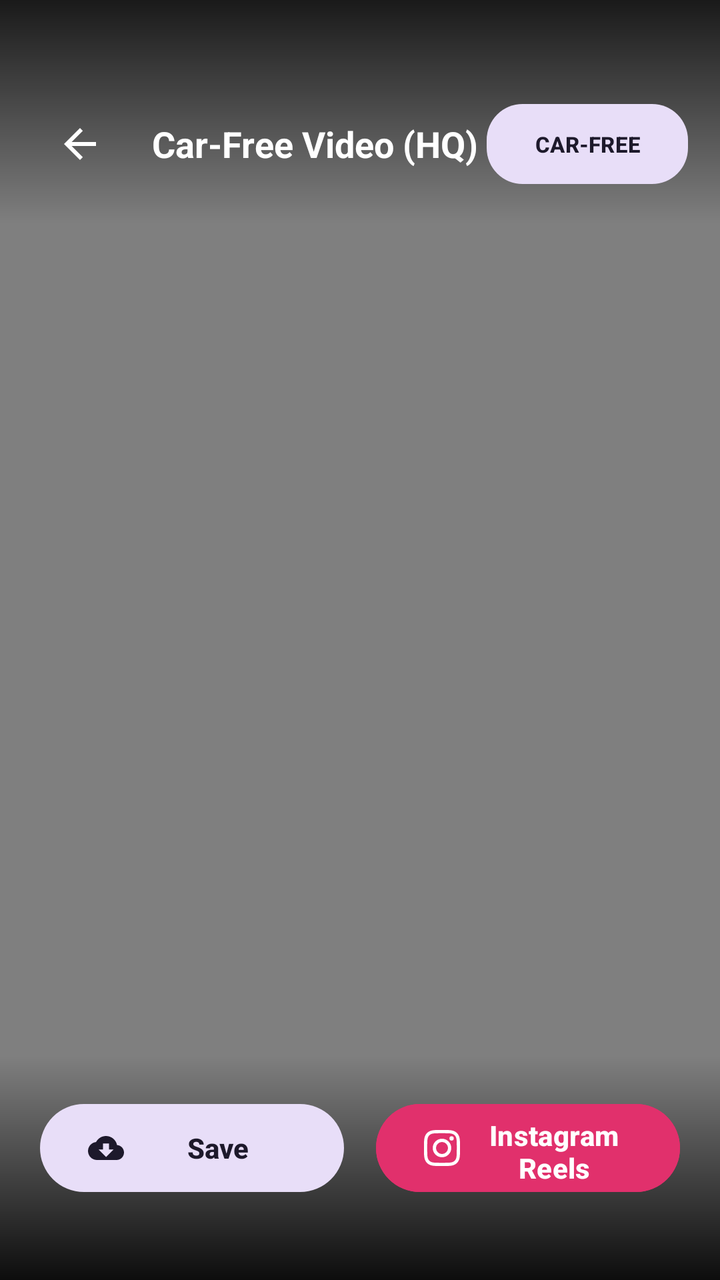
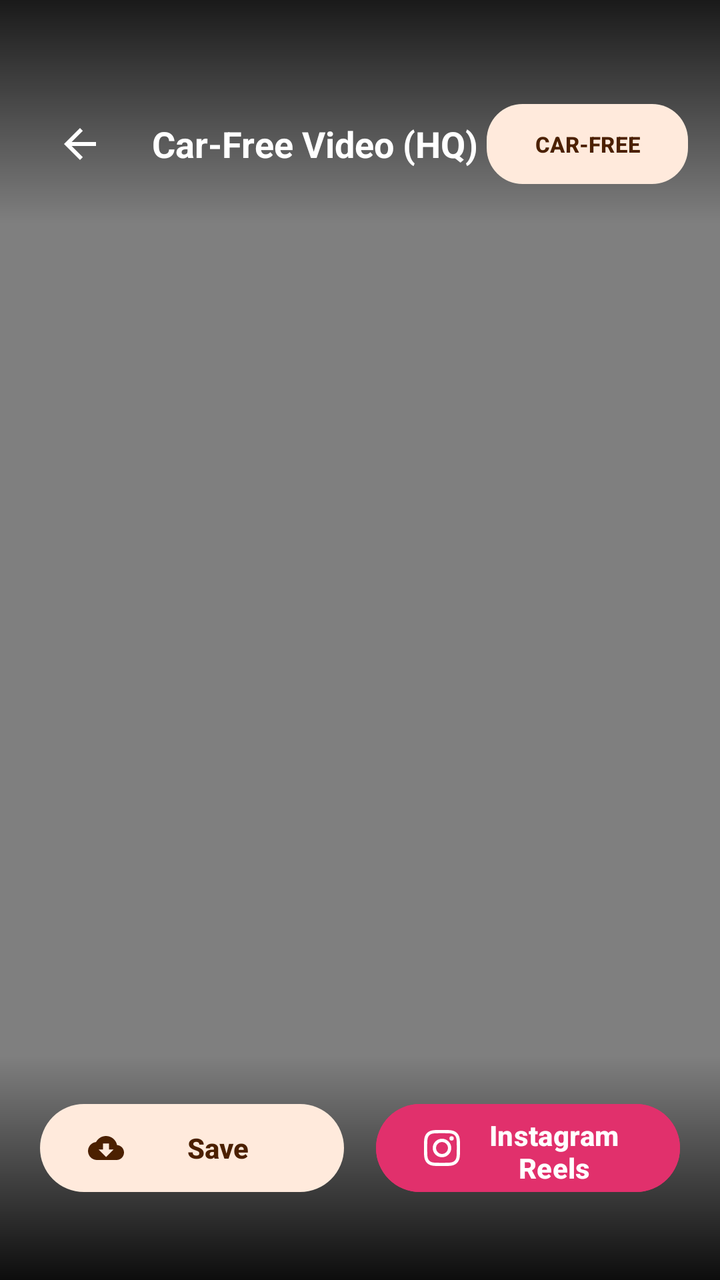

Compare the two renders of this Android layout. The source of the first and the diff that turns it into the second are given below.
<!-- AndroidManifest.xml: activity theme Theme.AndroidKorrektur -->
<!-- res/layout/activity_video_preview.xml -->
<?xml version="1.0" encoding="utf-8"?>
<androidx.constraintlayout.widget.ConstraintLayout xmlns:android="http://schemas.android.com/apk/res/android"
    xmlns:app="http://schemas.android.com/apk/res-auto"
    xmlns:tools="http://schemas.android.com/tools"
    android:layout_width="match_parent"
    android:layout_height="match_parent"
    android:background="#0A0A0E">

    
    <VideoView
        android:id="@+id/videoView"
        android:layout_width="0dp"
        android:layout_height="0dp"
        app:layout_constraintBottom_toBottomOf="parent"
        app:layout_constraintEnd_toEndOf="parent"
        app:layout_constraintStart_toStartOf="parent"
        app:layout_constraintTop_toTopOf="parent" />

    
    <LinearLayout
        android:id="@+id/topBar"
        android:layout_width="match_parent"
        android:layout_height="wrap_content"
        android:paddingHorizontal="16dp"
        android:paddingTop="48dp"
        android:paddingBottom="16dp"
        android:gravity="center_vertical"
        android:orientation="horizontal"
        android:background="@drawable/shape_gradient_scrim_top"
        app:layout_constraintTop_toTopOf="parent">

        <ImageButton
            android:id="@+id/btnBack"
            android:layout_width="48dp"
            android:layout_height="48dp"
            android:background="?attr/selectableItemBackgroundBorderless"
            android:contentDescription="@string/cd_back"
            android:src="@drawable/ic_arrow_back"
            app:tint="#FFFFFF" />

        <TextView
            android:layout_width="0dp"
            android:layout_height="wrap_content"
            android:layout_marginStart="12dp"
            android:layout_weight="1"
            android:text="@string/video_title"
            android:textColor="#FFFFFF"
            android:textSize="18sp"
            android:textStyle="bold" />

        
        <com.google.android.material.button.MaterialButton
            android:id="@+id/btnToggleSource"
            style="@style/Widget.Material3.Button.TonalButton"
            android:layout_width="wrap_content"
            android:layout_height="48dp"
            android:text="@string/video_btn_car_free"
            android:textSize="11sp"
            android:textStyle="bold"
            app:cornerRadius="18dp" />
    </LinearLayout>

    
    <LinearLayout
        android:id="@+id/processingContainer"
        android:layout_width="0dp"
        android:layout_height="wrap_content"
        android:layout_marginHorizontal="32dp"
        android:background="@drawable/shape_bottom_dock"
        android:gravity="center"
        android:orientation="vertical"
        android:padding="24dp"
        android:visibility="gone"
        app:layout_constraintBottom_toBottomOf="parent"
        app:layout_constraintEnd_toEndOf="parent"
        app:layout_constraintStart_toStartOf="parent"
        app:layout_constraintTop_toTopOf="parent">

        <ProgressBar
            android:id="@+id/progressBar"
            style="?android:attr/progressBarStyleHorizontal"
            android:layout_width="match_parent"
            android:layout_height="8dp"
            android:max="100"
            android:progress="0"
            android:progressTint="#38BDF8" />

        <TextView
            android:id="@+id/tvProgressStage"
            android:layout_width="wrap_content"
            android:layout_height="wrap_content"
            android:layout_marginTop="16dp"
            android:text="@string/video_inpainting_progress"
            android:textColor="#FFFFFF"
            android:textSize="14sp"
            android:textStyle="bold" />

        <TextView
            android:id="@+id/tvProgressPercent"
            android:layout_width="wrap_content"
            android:layout_height="wrap_content"
            android:layout_marginTop="4dp"
            android:text="@string/video_progress_zero"
            android:textColor="#94A3B8"
            android:textSize="12sp" />
    </LinearLayout>

    
    <LinearLayout
        android:id="@+id/bottomDock"
        android:layout_width="match_parent"
        android:layout_height="wrap_content"
        android:orientation="vertical"
        android:paddingHorizontal="20dp"
        android:paddingTop="20dp"
        android:paddingBottom="40dp"
        android:background="@drawable/shape_gradient_scrim_bottom"
        app:layout_constraintBottom_toBottomOf="parent">

        
        <LinearLayout
            android:layout_width="match_parent"
            android:layout_height="wrap_content"
            android:gravity="center"
            android:orientation="horizontal">

            <com.google.android.material.button.MaterialButton
                android:id="@+id/btnSaveGallery"
                style="@style/Widget.Material3.Button.TonalButton"
                android:layout_width="0dp"
                android:layout_height="52dp"
                android:layout_marginEnd="8dp"
                android:layout_weight="1"
                android:text="@string/btn_save"
                android:textStyle="bold"
                app:cornerRadius="26dp"
                app:icon="@drawable/ic_download" />

            <com.google.android.material.button.MaterialButton
                android:id="@+id/btnShareReels"
                style="@style/Widget.Material3.Button"
                android:layout_width="0dp"
                android:layout_height="52dp"
                android:layout_marginStart="8dp"
                android:layout_weight="1"
                android:backgroundTint="#E1306C"
                android:text="@string/btn_share_instagram"
                android:textColor="#FFFFFF"
                android:textStyle="bold"
                app:cornerRadius="26dp"
                app:icon="@drawable/ic_instagram"
                app:iconTint="#FFFFFF" />
        </LinearLayout>
    </LinearLayout>

</androidx.constraintlayout.widget.ConstraintLayout>
<!-- resources referenced by this layout -->
<resources>
  <!-- drawable ic_arrow_back (drawable) -->
  <vector xmlns:android="http://schemas.android.com/apk/res/android"
      android:width="24dp"
      android:height="24dp"
      android:viewportWidth="24"
      android:viewportHeight="24">
    <path
        android:fillColor="#FFFFFFFF"
        android:pathData="M20,11H7.83l5.59,-5.59L12,4l-8,8 8,8 1.41,-1.41L7.83,13H20v-2z"/>
  </vector>
  <!-- drawable ic_download (drawable) -->
  <vector xmlns:android="http://schemas.android.com/apk/res/android"
      android:width="24dp"
      android:height="24dp"
      android:viewportWidth="24"
      android:viewportHeight="24">
    <path
        android:fillColor="#FFFFFFFF"
        android:pathData="M19.35,10.04C18.67,6.59 15.64,4 12,4 9.11,4 6.6,5.64 5.35,8.04 2.34,8.36 0,10.91 0,14c0,3.31 2.69,6 6,6h13c2.76,0 5,-2.24 5,-5 0,-2.64 -2.05,-4.78 -4.65,-4.96zM17,13l-5,5 -5,-5h3V9h4v4h3z"/>
  </vector>
  <!-- drawable shape_bottom_dock (drawable) -->
  <?xml version="1.0" encoding="utf-8"?>
  <shape xmlns:android="http://schemas.android.com/apk/res/android">
      <solid android:color="#D916161E" />
      <corners android:radius="20dp" />
      <stroke
          android:width="1dp"
          android:color="#33FFFFFF" />
  </shape>
  <!-- drawable shape_gradient_scrim_bottom (drawable) -->
  <?xml version="1.0" encoding="utf-8"?>
  <shape xmlns:android="http://schemas.android.com/apk/res/android">
      <gradient
          android:angle="90"
          android:startColor="#E6000000"
          android:endColor="#00000000" />
  </shape>
  <!-- drawable shape_gradient_scrim_top (drawable) -->
  <?xml version="1.0" encoding="utf-8"?>
  <shape xmlns:android="http://schemas.android.com/apk/res/android">
      <gradient
          android:angle="270"
          android:startColor="#CC000000"
          android:endColor="#00000000" />
  </shape>
  <string name="btn_save">Save</string>
  <string name="btn_share_instagram">Instagram Reels</string>
  <string name="cd_back">Back</string>
  <string name="video_btn_car_free">CAR-FREE</string>
  <string name="video_inpainting_progress">HQ on-device inpainting…</string>
  <string name="video_progress_zero">0%</string>
  <string name="video_title">Car-Free Video (HQ)</string>
  <style name="Theme.AndroidKorrektur" parent="Base.Theme.AndroidKorrektur" />
  <style name="Base.Theme.AndroidKorrektur" parent="Theme.Material3.DayNight.NoActionBar">
          
          
      </style>
  <!-- unchanged entries left out for length: 1 -->
</resources>

<!-- the commit's change to res/layout/activity_video_preview.xml (unified diff, before → after) -->
@@ -4,7 +4,7 @@
     xmlns:tools="http://schemas.android.com/tools"
     android:layout_width="match_parent"
     android:layout_height="match_parent"
-    android:background="#0A0A0E">
+    android:background="@color/surface_dark">
 
     
     <VideoView
@@ -83,7 +83,7 @@
             android:layout_height="8dp"
             android:max="100"
             android:progress="0"
-            android:progressTint="#38BDF8" />
+            android:progressTint="@color/brand_dark" />
 
         <TextView
             android:id="@+id/tvProgressStage"
@@ -101,7 +101,7 @@
             android:layout_height="wrap_content"
             android:layout_marginTop="4dp"
             android:text="@string/video_progress_zero"
-            android:textColor="#94A3B8"
+            android:textColor="@color/muted_on_dark"
             android:textSize="12sp" />
     </LinearLayout>
 
@@ -143,7 +143,7 @@
                 android:layout_height="52dp"
                 android:layout_marginStart="8dp"
                 android:layout_weight="1"
-                android:backgroundTint="#E1306C"
+                android:backgroundTint="@color/instagram_brand"
                 android:text="@string/btn_share_instagram"
                 android:textColor="#FFFFFF"
                 android:textStyle="bold"
<!-- resource entries referenced after the edit -->
@@ -1,5 +1,9 @@
 <!-- resources referenced by this layout -->
 <resources>
+  <color name="brand_dark">#E89960</color>
+  <color name="instagram_brand">#E1306C</color>
+  <color name="muted_on_dark">#AFA299</color>
+  <color name="surface_dark">#190F09</color>
   <!-- drawable ic_arrow_back (drawable) -->
   <vector xmlns:android="http://schemas.android.com/apk/res/android"
       android:width="24dp"
@@ -54,9 +58,31 @@
   <string name="video_title">Car-Free Video (HQ)</string>
   <style name="Theme.AndroidKorrektur" parent="Base.Theme.AndroidKorrektur" />
   <style name="Base.Theme.AndroidKorrektur" parent="Theme.Material3.DayNight.NoActionBar">
-          
-          
+          <item name="colorPrimary">@color/brand</item>
+          <item name="colorOnPrimary">@color/brand_on</item>
+          <item name="colorPrimaryContainer">@color/brand_container</item>
+          <item name="colorOnPrimaryContainer">@color/brand_on_container</item>
+          <item name="colorSecondary">@color/brand</item>
+          <item name="colorOnSecondary">@color/brand_on</item>
+          <item name="colorSecondaryContainer">@color/brand_container</item>
+          <item name="colorOnSecondaryContainer">@color/brand_on_container</item>
+          <item name="colorSurface">@color/surface_light</item>
+          <item name="colorOnSurface">@color/on_surface_light</item>
+          <item name="colorSurfaceVariant">@color/surface_variant_light</item>
+          <item name="colorOnSurfaceVariant">@color/on_surface_variant_light</item>
+          <item name="android:colorBackground">@color/surface_light</item>
+          <item name="colorOnBackground">@color/on_surface_light</item>
+          <item name="colorError">@color/feedback_negative</item>
       </style>
+  <color name="brand">#9C5313</color>
+  <color name="brand_on">#FFFFFFFF</color>
+  <color name="brand_container">#FFEADC</color>
+  <color name="brand_on_container">#4B2000</color>
+  <color name="surface_light">#FFF9F5</color>
+  <color name="on_surface_light">#371801</color>
+  <color name="surface_variant_light">#F6E4D8</color>
+  <color name="on_surface_variant_light">#675040</color>
+  <color name="feedback_negative">#EF4444</color>
   <!-- unchanged entries left out for length: 1 -->
 </resources>
 
